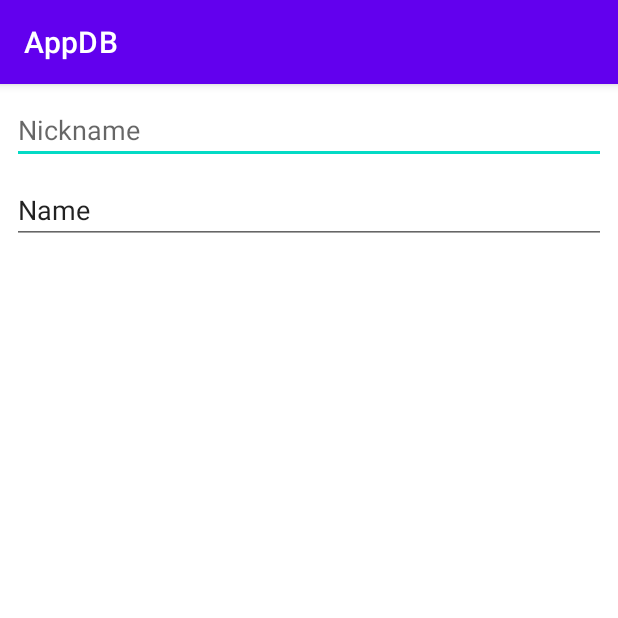
After one commit to erenelion/betapp, an Android app: the LogIn screen opened directly, with no data from a screen before it, on a phone screen of 412 x 824 dp, the top half of it. The commit adds this screen. Run offline under Robolectric (Android 15) with nearby library versions, the phone set to English and light mode, and no system bars.

Commit message:
second draft

```diff
--- a/app/src/main/AndroidManifest.xml
+++ b/app/src/main/AndroidManifest.xml
@@ -9,6 +9,7 @@
         android:roundIcon="@mipmap/ic_launcher_round"
         android:supportsRtl="true"
         android:theme="@style/Theme.AppDB">
+        <activity android:name=".LogIn"></activity>
         <activity android:name=".MainActivity">
             <intent-filter>
                 <action android:name="android.intent.action.MAIN" />
--- /dev/null
+++ b/app/src/main/java/com/example/appdb/LogIn.java
@@ -0,0 +1,14 @@
+package com.example.appdb;
+
+import androidx.appcompat.app.AppCompatActivity;
+
+import android.os.Bundle;
+
+public class LogIn extends AppCompatActivity {
+
+    @Override
+    protected void onCreate(Bundle savedInstanceState) {
+        super.onCreate(savedInstanceState);
+        setContentView(R.layout.activity_log_in);
+    }
+}
--- /dev/null
+++ b/app/src/main/res/layout/activity_log_in.xml
@@ -0,0 +1,40 @@
+<?xml version="1.0" encoding="utf-8"?>
+<androidx.constraintlayout.widget.ConstraintLayout xmlns:android="http://schemas.android.com/apk/res/android"
+    xmlns:app="http://schemas.android.com/apk/res-auto"
+    xmlns:tools="http://schemas.android.com/tools"
+    android:layout_width="match_parent"
+    android:layout_height="match_parent"
+    tools:context=".LogIn">
+
+    <EditText
+        android:id="@+id/et_Login"
+        android:layout_width="0dp"
+        android:layout_height="wrap_content"
+        android:layout_marginStart="8dp"
+        android:layout_marginLeft="8dp"
+        android:layout_marginTop="8dp"
+        android:layout_marginEnd="8dp"
+        android:layout_marginRight="8dp"
+        android:ems="10"
+        android:hint="@string/NickName"
+        android:inputType="textPersonName"
+        app:layout_constraintEnd_toEndOf="parent"
+        app:layout_constraintStart_toStartOf="parent"
+        app:layout_constraintTop_toTopOf="parent" />
+
+    <EditText
+        android:id="@+id/editTextTextPersonName"
+        android:layout_width="0dp"
+        android:layout_height="wrap_content"
+        android:layout_marginStart="8dp"
+        android:layout_marginLeft="8dp"
+        android:layout_marginTop="8dp"
+        android:layout_marginEnd="8dp"
+        android:layout_marginRight="8dp"
+        android:ems="10"
+        android:inputType="textPersonName"
+        android:text="Name"
+        app:layout_constraintEnd_toEndOf="parent"
+        app:layout_constraintStart_toStartOf="parent"
+        app:layout_constraintTop_toBottomOf="@+id/et_Login" />
+</androidx.constraintlayout.widget.ConstraintLayout>
--- a/app/src/main/res/values/strings.xml
+++ b/app/src/main/res/values/strings.xml
@@ -2,4 +2,5 @@
     <string name="app_name">AppDB</string>
     <string name="UserName">User Name</string>
     <string name="UserBet">User Bet</string>
+    <string name="NickName">Nickname</string>
 </resources>
--- a/build.gradle
+++ b/build.gradle
@@ -1,4 +1,4 @@
-// Top-level build file where you can add configuration options common to all sub-projects/modules.
+ // Top-level build file where you can add configuration options common to all sub-projects/modules.
 buildscript {
     repositories {
         google()
```
Also changed, not shown: app/src/main/java/com/example/appdb/DataBaseHelper.java (+22 -1 lines), app/src/main/java/com/example/appdb/MainActivity.java (+35 -4 lines), app/src/main/res/layout/activity_main.xml (+11 -0 lines).
